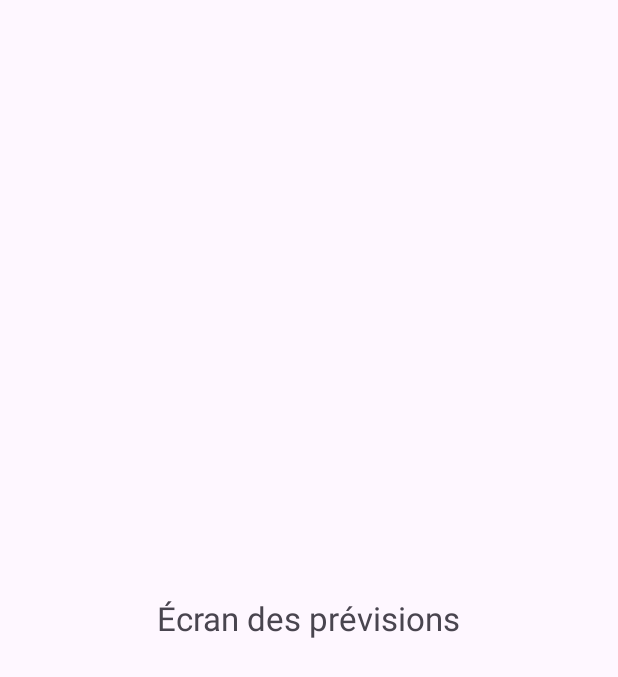
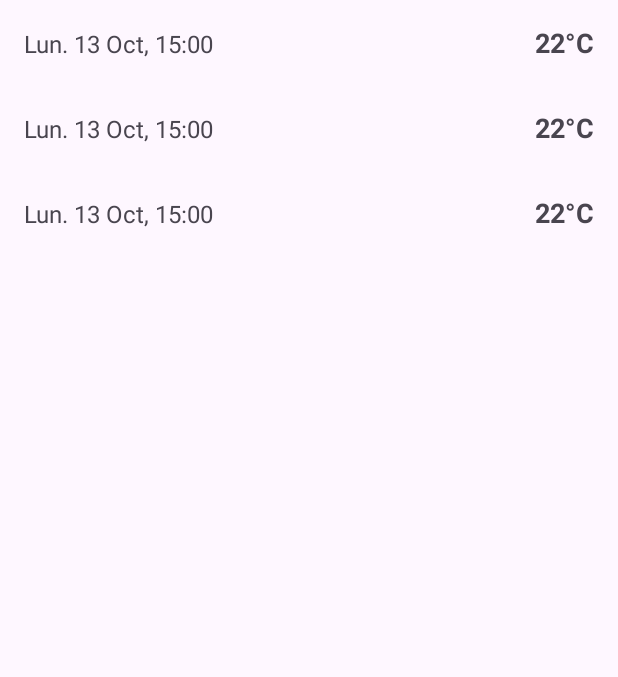
Before and after one commit to hsn00000/MyWeatherSport, an Android app: the layout fragment_forecast.xml on its own in the app's theme, with its tools: preview values and no code run, on a phone screen of 412 x 824 dp. Shown: the top 677 px of the screen. Run offline under Robolectric (Android 15) with nearby library versions, the phone set to English and light mode, and no system bars.

Commit message:
feat: Display forecast data in a RecyclerView
Implements the UI for displaying the weather forecast.

-   **`ForecastAdapter.java`**: A new `RecyclerView.Adapter` to bind `ForecastItem` data to a list view.
-   **`item_forecast.xml`**: A new layout file for a single row in the forecast list, showing the date/time and temperature.
-   **`ForecastFragment.java`**:
    -   Connects to the shared `WeatherViewModel` to observe forecast data.
    -   Uses a `RecyclerView` to display the forecast list using `ForecastAdapter`.
    -   Triggers `loadForecast()` on creation to fetch data for the current city.
-   **`fragment_forecast.xml`**: The layout is updated to use a `RecyclerView` as its root element.
-   **`WeatherViewModel.java`**:
    -   Stores the current city when weather is requested.
    -   `loadForecast()` now uses the stored city, removing the need to pass it as a parameter.

```diff
--- a/app/src/main/res/layout/fragment_forecast.xml
+++ b/app/src/main/res/layout/fragment_forecast.xml
@@ -1,15 +1,10 @@
 <?xml version="1.0" encoding="utf-8"?>
-<FrameLayout xmlns:android="http://schemas.android.com/apk/res/android"
+<androidx.recyclerview.widget.RecyclerView xmlns:android="http://schemas.android.com/apk/res/android"
+    xmlns:app="http://schemas.android.com/apk/res-auto"
     xmlns:tools="http://schemas.android.com/tools"
+    android:id="@+id/rvForecast"
     android:layout_width="match_parent"
     android:layout_height="match_parent"
-    tools:context=".ui.forecast.ForecastFragment">
-
-    <TextView
-        android:layout_width="wrap_content"
-        android:layout_height="wrap_content"
-        android:layout_gravity="center"
-        android:text="Écran des prévisions"
-        android:textSize="22sp"/>
-
-</FrameLayout>
+    app:layoutManager="androidx.recyclerview.widget.LinearLayoutManager"
+    tools:context=".ui.forecast.ForecastFragment"
+    tools:listitem="@layout/item_forecast" />
--- /dev/null
+++ b/app/src/main/res/layout/item_forecast.xml
@@ -0,0 +1,25 @@
+<?xml version="1.0" encoding="utf-8"?>
+<LinearLayout xmlns:android="http://schemas.android.com/apk/res/android"
+    xmlns:tools="http://schemas.android.com/tools"
+    android:layout_width="match_parent"
+    android:layout_height="wrap_content"
+    android:orientation="horizontal"
+    android:padding="16dp">
+
+    <TextView
+        android:id="@+id/tvDate"
+        android:layout_width="0dp"
+        android:layout_height="wrap_content"
+        android:layout_weight="1"
+        android:textSize="16sp"
+        tools:text="Lun. 13 Oct, 15:00" />
+
+    <TextView
+        android:id="@+id/tvTemp"
+        android:layout_width="wrap_content"
+        android:layout_height="wrap_content"
+        android:textSize="18sp"
+        android:textStyle="bold"
+        tools:text="22°C" />
+
+</LinearLayout>
```
Also changed, not shown: app/src/main/java/com/example/myweathersport/adapter/ForecastAdapter.java (added, +58 -0 lines), app/src/main/java/com/example/myweathersport/ui/forecast/ForecastFragment.java (+38 -3 lines), app/src/main/java/com/example/myweathersport/viewmodel/WeatherViewModel.java (+11 -4 lines).
